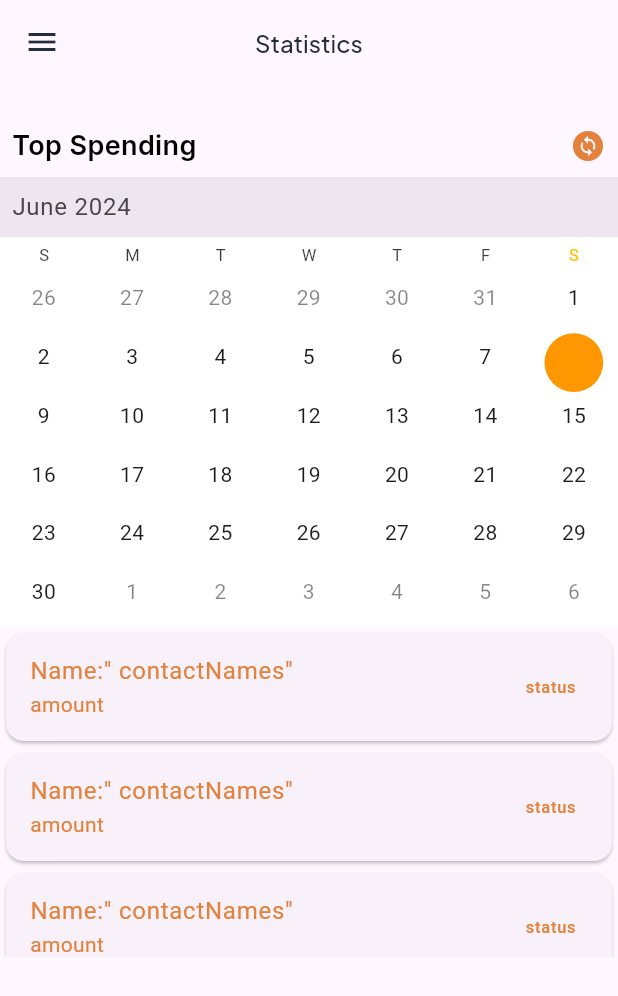
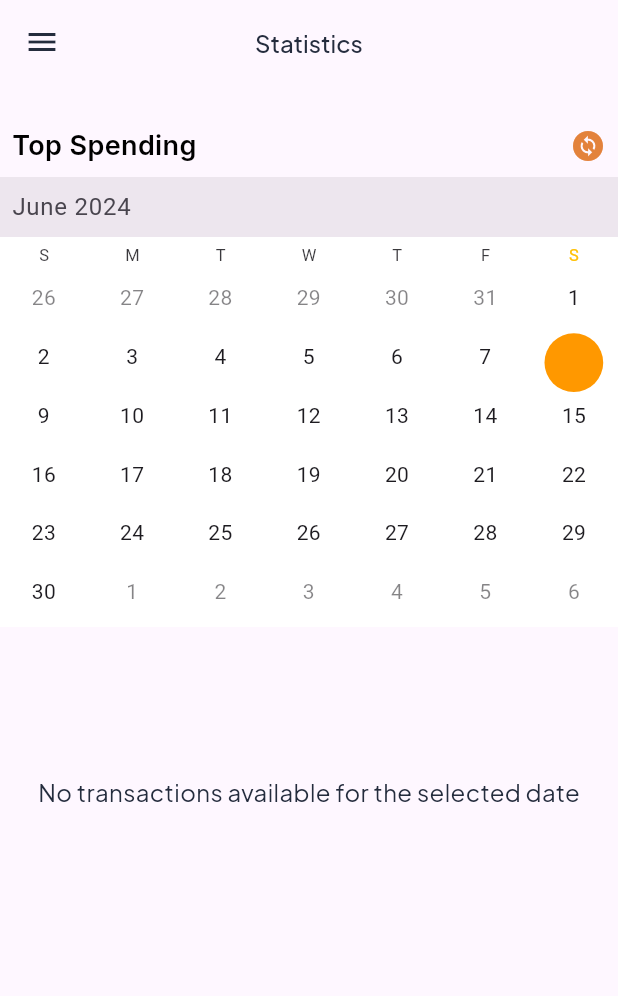
Before and after one commit to fwdAndroid/oweflow, a Flutter app: the StatsPageOffline screen opened directly, on a phone screen of 412 x 824 dp. Shown: the top 996 px of the screen. Run offline on Flutter 3.47's test engine with Material 3 defaults, Android fonts, the phone set to English and light mode, and no system bars; drawn by our look-alikes of syncfusion_flutter_calendar; our stand-ins replace cloud_firestore, firebase_auth, firebase_core, google_fonts, sqflite; accounts and stored records are empty.

Commit message:
ALl Stats Shown

```diff
--- a/lib/localdatabase/local_db.dart
+++ b/lib/localdatabase/local_db.dart
@@ -85,4 +85,9 @@ class DatabaseMethod {
     final db = await database;
     return await db.query('contacts');
   }
+
+  Future<List<Map<String, dynamic>>> getAllCompletedTransactions() async {
+    final db = await database;
+    return await db.query('completedtransactions');
+  }
 }
--- a/lib/offline_mode/dashboard/offline_stat_page.dart
+++ b/lib/offline_mode/dashboard/offline_stat_page.dart
@@ -1,8 +1,10 @@
 import 'package:flutter/material.dart';
 import 'package:google_fonts/google_fonts.dart';
-import 'package:oweflow/offline_mode/featuers/offline_pre_features.dart';
+import 'package:oweflow/localdatabase/local_db.dart'; // Ensure this import is correct
+import 'package:oweflow/screens/accountpages/premium_features.dart';
 import 'package:oweflow/utils/colors.dart';
 import 'package:syncfusion_flutter_calendar/calendar.dart';
+import 'package:intl/intl.dart';
 
 class StatsPageOffline extends StatefulWidget {
   const StatsPageOffline({super.key});
@@ -12,25 +14,66 @@ class StatsPageOffline extends StatefulWidget {
 }
 
 final now = DateTime.now();
-
 final currentMonth = DateTime(now.year, now.month, 1);
 
 class _StatsPageOfflineState extends State<StatsPageOffline> {
   DateTime selectedDate = DateTime.now();
   List<DateTime> eventDates = [];
+  List<Map<String, dynamic>> transactions = [];
 
   @override
   void initState() {
     super.initState();
-    // fetchEvents().then((dates) {
-    //   setState(() {
-    //     eventDates = dates;
-    //   });
-    // });
+    fetchEvents();
+    fetchTransactions();
+  }
+
+  Future<void> fetchEvents() async {
+    try {
+      DatabaseMethod dbMethod = DatabaseMethod();
+      List<Map<String, dynamic>> allTransactions =
+          await dbMethod.getAllTransactions();
+      List<Map<String, dynamic>> completedTransactions =
+          await dbMethod.getAllCompletedTransactions();
+
+      setState(() {
+        eventDates = [
+          ...allTransactions
+              .map((transaction) => DateTime.parse(transaction['date']))
+              .toList(),
+          ...completedTransactions
+              .map((transaction) => DateTime.parse(transaction['date']))
+              .toList(),
+        ];
+      });
+    } catch (e) {
+      print('Error fetching events: $e');
+    }
+  }
+
+  Future<void> fetchTransactions() async {
+    try {
+      DatabaseMethod dbMethod = DatabaseMethod();
+      List<Map<String, dynamic>> allTransactions =
+          await dbMethod.getAllTransactions();
+      List<Map<String, dynamic>> completedTransactions =
+          await dbMethod.getAllCompletedTransactions();
+
+      setState(() {
+        transactions = [...allTransactions, ...completedTransactions];
+      });
+    } catch (e) {
+      print('Error fetching transactions: $e');
+    }
   }
 
   @override
   Widget build(BuildContext context) {
+    List<Map<String, dynamic>> filteredTransactions = transactions
+        .where((transaction) =>
+            DateTime.parse(transaction['date']).day == selectedDate.day)
+        .toList();
+
     return Scaffold(
       appBar: AppBar(
         leading: IconButton(
@@ -38,23 +81,30 @@ class _StatsPageOfflineState extends State<StatsPageOffline> {
             Navigator.push(
               context,
               MaterialPageRoute(
-                        builder: (builder) => PremiumFeaturesOffline()));
+                builder: (builder) => PremiumFeatures(),
+              ),
+            );
           },
           icon: Icon(
             Icons.menu,
             color: black,
-              )),
+          ),
+        ),
         centerTitle: true,
         title: Text(
           "Statistics",
           style: GoogleFonts.plusJakartaSans(
-                color: black, fontWeight: FontWeight.w500, fontSize: 16),
+            color: black,
+            fontWeight: FontWeight.w500,
+            fontSize: 16,
+          ),
         ),
       ),
       body: Container(
         width: MediaQuery.of(context).size.width,
         height: MediaQuery.of(context).size.height,
-            child: Column(children: [
+        child: Column(
+          children: [
             const SizedBox(
               height: 20,
             ),
@@ -91,7 +141,7 @@ class _StatsPageOfflineState extends State<StatsPageOffline> {
               ),
               todayHighlightColor: Colors.amber,
               appointmentTextStyle: TextStyle(color: Colors.white),
-                dataSource: _getCalendarDataSource(),
+              dataSource: _getCalendarDataSource(eventDates),
               onTap: (CalendarTapDetails details) {
                 setState(() {
                   selectedDate = details.date!;
@@ -100,67 +150,60 @@ class _StatsPageOfflineState extends State<StatsPageOffline> {
             ),
             Container(
               height: 220,
-                  child: SizedBox(
-                      height: 200,
-                      child: ListView.builder(
+              child: filteredTransactions.isEmpty
+                  ? Center(
+                      child: Text(
+                        'No transactions available for the selected date',
+                        style: GoogleFonts.plusJakartaSans(
+                          color: black,
+                          fontSize: 16,
+                          fontWeight: FontWeight.w400,
+                        ),
+                      ),
+                    )
+                  : ListView.builder(
+                      itemCount: filteredTransactions.length,
                       itemBuilder: (context, index) {
-                          // var data = filteredEvents[index].data()
-                          // as Map<String, dynamic>;
-                          //  String contactNames = data['contact'].join(', ');
+                        var transaction = filteredTransactions[index];
                         return Card(
                           child: ListTile(
                             title: Text(
-                              'Name:" contactNames"',
+                              'Name: ${transaction['contact_name']}',
                               style: TextStyle(color: textColor),
                             ),
                             subtitle: Text(
-                              "amount",
-                              //'Amount: ${data['amount'].toString()}' + "\$",
+                              'Amount: ${transaction['amount'].toString()}',
                               style: TextStyle(color: textColor),
                             ),
                             trailing: Text(
-                              "status",
-                              // data['status'].toString().toUpperCase(),
+                              transaction['date'].toString().toUpperCase(),
                               style: TextStyle(color: textColor),
                             ),
-                          ));
+                          ),
+                        );
                       },
-                      )))
-            ])));
-  }
+                    ),
+            ),
+          ],
+        ),
+      ),
+    );
   }
 
-// Future<List<DateTime>> fetchEvents() async {
-//   // Fetch data from two collections simultaneously using Future.wait
-//   List<QuerySnapshot<Map<String, dynamic>>> snapshots = await Future.wait([
-//     FirebaseFirestore.instance.collection('closedTransaction').get(),
-//     FirebaseFirestore.instance.collection('debitTransaction').get(),
-//   ]);
-
-//   // Extract dates from both collections
-//   List<DateTime> eventDates = [];
-//   for (QuerySnapshot<Map<String, dynamic>> snapshot in snapshots) {
-//     eventDates.addAll(snapshot.docs
-//         .map((doc) => DateTime.parse(doc.data()['date']))
-//         .toList());
-//   }
-
-//   return eventDates;
-//}
-
-_DataSource _getCalendarDataSource() {
+  _DataSource _getCalendarDataSource(List<DateTime> eventDates) {
     List<Appointment> appointments = [];
 
-  // for (DateTime date in eventDates) {
-  //   appointments.add(Appointment(
-  //     startTime: date,
-  //     endTime: date.add(Duration(hours: 1)),
-  //     isAllDay: true,
-  //     color: Colors.orange,
-  //   ));
-  // }
+    for (DateTime date in eventDates) {
+      appointments.add(Appointment(
+        startTime: date,
+        endTime: date.add(Duration(hours: 1)),
+        isAllDay: true,
+        color: Colors.orange,
+      ));
+    }
 
     return _DataSource(appointments);
+  }
 }
 
 class _DataSource extends CalendarDataSource {
```
Also changed, not shown: lib/offline_mode/dashboard/off_line_home_page.dart (+16 -1 lines). Lines whose indentation alone changed are shown as unchanged.
